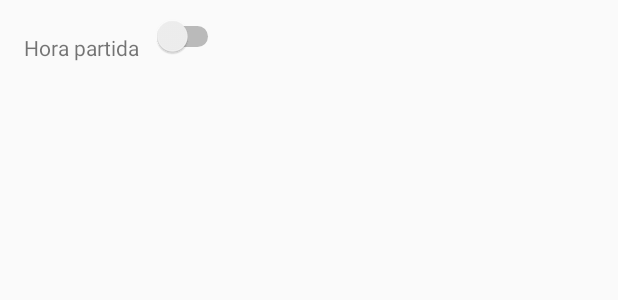
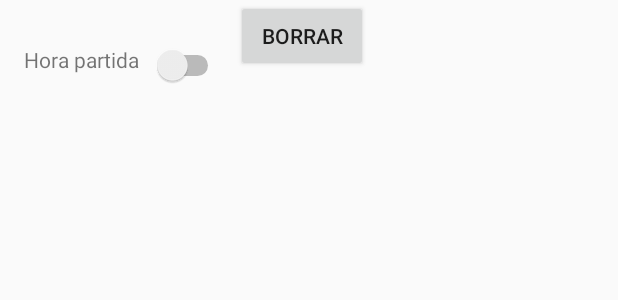
Before and after one commit to ChavaO777/PassengerApp, an Android app: the layout trip_row.xml on its own in the app's theme, with its tools: preview values and no code run, on a phone screen of 412 x 824 dp. Shown: the top 300 px of the screen. Run offline under Robolectric (Android 15) with nearby library versions, the phone set to English and light mode, and no system bars.

Commit message:
Added rudimentary context menu for trips.

```diff
--- a/android/app/src/main/java/com/example/andresr/passengerappandroid/activities/LoginActivity.java
+++ b/android/app/src/main/java/com/example/andresr/passengerappandroid/activities/LoginActivity.java
@@ -37,7 +37,7 @@ public class LoginActivity extends AppCompatActivity implements OnTaskCompleted
             Toast.makeText(this, "Error: por favor introduce tu contraseña.", Toast.LENGTH_SHORT).show();
         } else {
             Log.d(TAG, "doLogin: Calling async task");
-            new LoginHelper.LoginManager(this).execute("http://192.168.5.228:8000/api/login", inputUserId.getText().toString(), inputPassword.getText().toString());
+            new LoginHelper.LoginManager(this).execute("http://10.0.2.2:8000/api/login", inputUserId.getText().toString(), inputPassword.getText().toString());
         }
     }
 
--- a/android/app/src/main/res/layout/trip_row.xml
+++ b/android/app/src/main/res/layout/trip_row.xml
@@ -4,7 +4,8 @@
     xmlns:app="http://schemas.android.com/apk/res-auto"
     xmlns:tools="http://schemas.android.com/tools"
     android:layout_width="match_parent"
-    android:layout_height="match_parent">
+    android:layout_height="match_parent"
+    android:elevation="8dp" >
 
     <TextView
         android:id="@+id/rowTextView"
@@ -23,9 +24,18 @@
         android:layout_height="32dp"
         android:layout_marginEnd="8dp"
         android:layout_marginStart="8dp"
-        android:layout_marginTop="8dp"
+        android:layout_marginTop="16dp"
+        android:gravity="right"
         android:checked="false"
         app:layout_constraintEnd_toEndOf="parent"
         app:layout_constraintStart_toEndOf="@+id/rowTextView"
         app:layout_constraintTop_toTopOf="parent" />
+
+    <Button
+        android:id="@+id/deleteButton"
+        android:layout_width="wrap_content"
+        android:layout_height="wrap_content"
+        android:text="Borrar"/>
+
+
 </LinearLayout>
```
Also changed, not shown: android/app/src/main/java/com/example/andresr/passengerappandroid/activities/TripListFragment.java (+18 -6 lines), android/app/src/main/java/com/example/andresr/passengerappandroid/adapters/TripAdapter.java (+55 -2 lines), android/app/src/main/res/menu/trip_context_menu.xml (added, +8 -0 lines).
